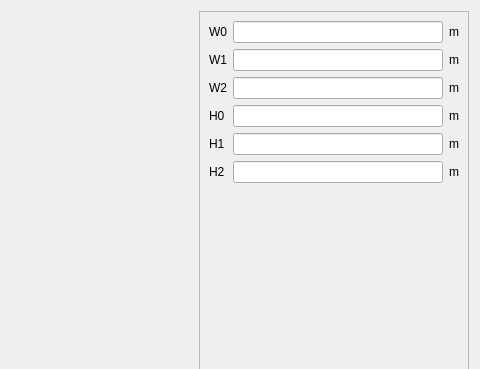
Qt form pyleecan/GUI/Dialog/DMachineSetup/SWSlot/PWSlot29/PWSlot29.ui (Eomys/pyleecan) before a commit; both pictures show x 419 to 899 and y 0 to 369 of the 899 by 470 pixel window.
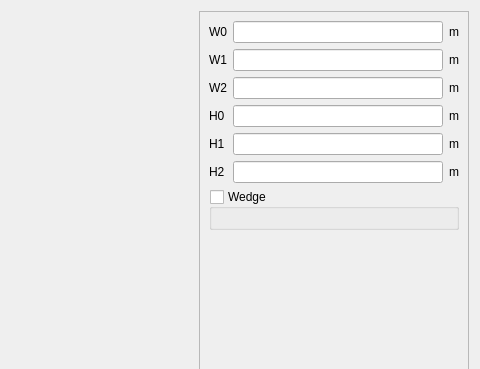
The same form after that commit. Icons and pictures are not drawn. Custom widgets are drawn as their Qt base class.

Commit message: [NF] Adding wedges in the GUI

```diff
--- a/pyleecan/GUI/Dialog/DMachineSetup/SWSlot/PWSlot29/PWSlot29.ui
+++ b/pyleecan/GUI/Dialog/DMachineSetup/SWSlot/PWSlot29/PWSlot29.ui
@@ -115,7 +115,7 @@
         <height>446</height>
        </rect>
       </property>
-      <layout class="QVBoxLayout" name="verticalLayout">
+      <layout class="QVBoxLayout" name="verticalLayout_3">
        <item>
         <layout class="QGridLayout" name="gridLayout">
          <item row="0" column="0">
@@ -222,6 +222,31 @@
          </item>
         </layout>
        </item>
+       <item>
+        <widget class="QGroupBox" name="g_wedge">
+         <property name="title">
+          <string>Wedge</string>
+         </property>
+         <property name="checkable">
+          <bool>true</bool>
+         </property>
+         <property name="checked">
+          <bool>false</bool>
+         </property>
+         <layout class="QVBoxLayout" name="verticalLayout">
+          <item>
+           <widget class="WMatSelectV" name="w_wedge_mat" native="true">
+            <property name="minimumSize">
+             <size>
+              <width>100</width>
+              <height>0</height>
+             </size>
+            </property>
+           </widget>
+          </item>
+         </layout>
+        </widget>
+       </item>
        <item>
         <spacer name="verticalSpacer">
          <property name="orientation">
@@ -256,6 +281,12 @@
    <header>......GUI.Dialog.DMachineSetup.SWSlot.WWSlotOut.WWSlotOut.h</header>
    <container>1</container>
   </customwidget>
+  <customwidget>
+   <class>WMatSelectV</class>
+   <extends>QWidget</extends>
+   <header>......GUI.Dialog.DMatLib.WMatSelect.WMatSelectV.h</header>
+   <container>1</container>
+  </customwidget>
  </customwidgets>
  <tabstops>
   <tabstop>lf_W0</tabstop>
```
Left out of the diff: 2 changed lines with no effect on the pictures. The commit also changes 55 other files.
